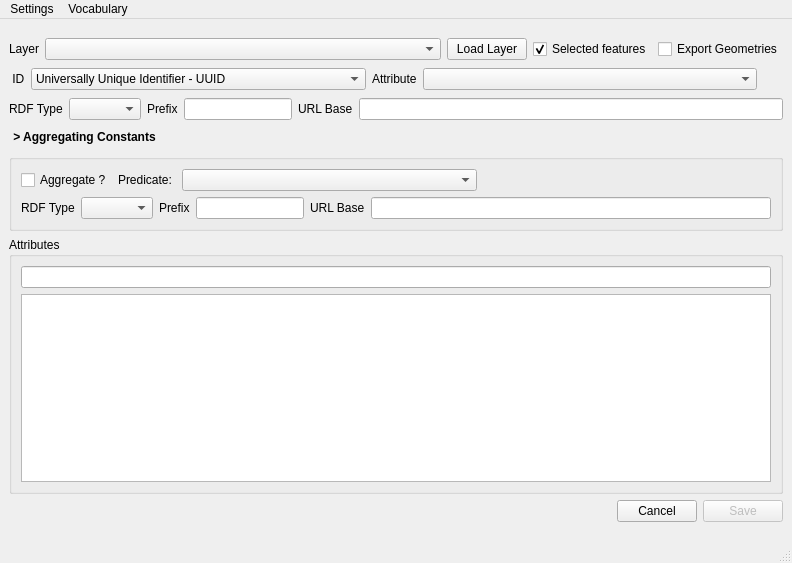
Qt form Layer2Triple_main_base.ui (LambdaGeo/qgisparql-layer2triple) before a commit.
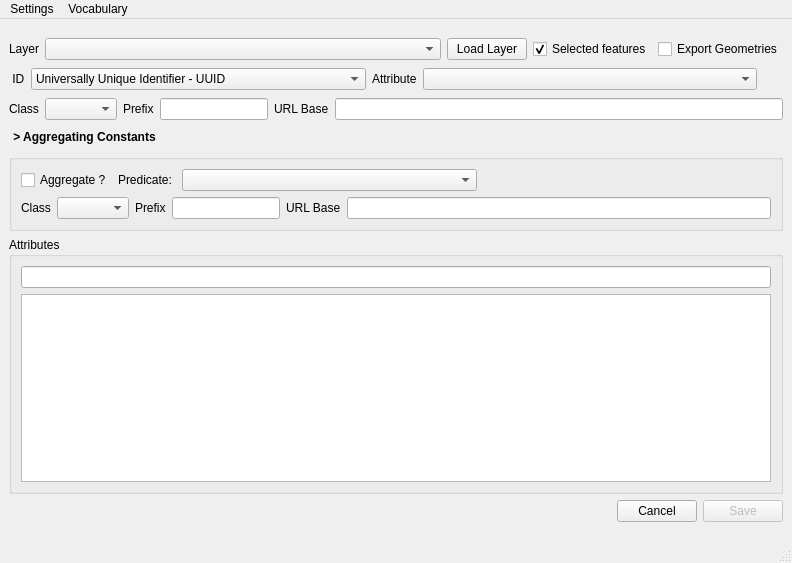
The same form after that commit.

```diff
--- a/Layer2Triple_main_base.ui
+++ b/Layer2Triple_main_base.ui
@@ -181,7 +181,7 @@
              </sizepolicy>
             </property>
             <property name="text">
-             <string>RDF Type</string>
+             <string>Class</string>
             </property>
            </widget>
           </item>
@@ -282,7 +282,7 @@
                 </sizepolicy>
                </property>
                <property name="text">
-                <string>RDF Type</string>
+                <string>Class</string>
                </property>
               </widget>
              </item>
```
